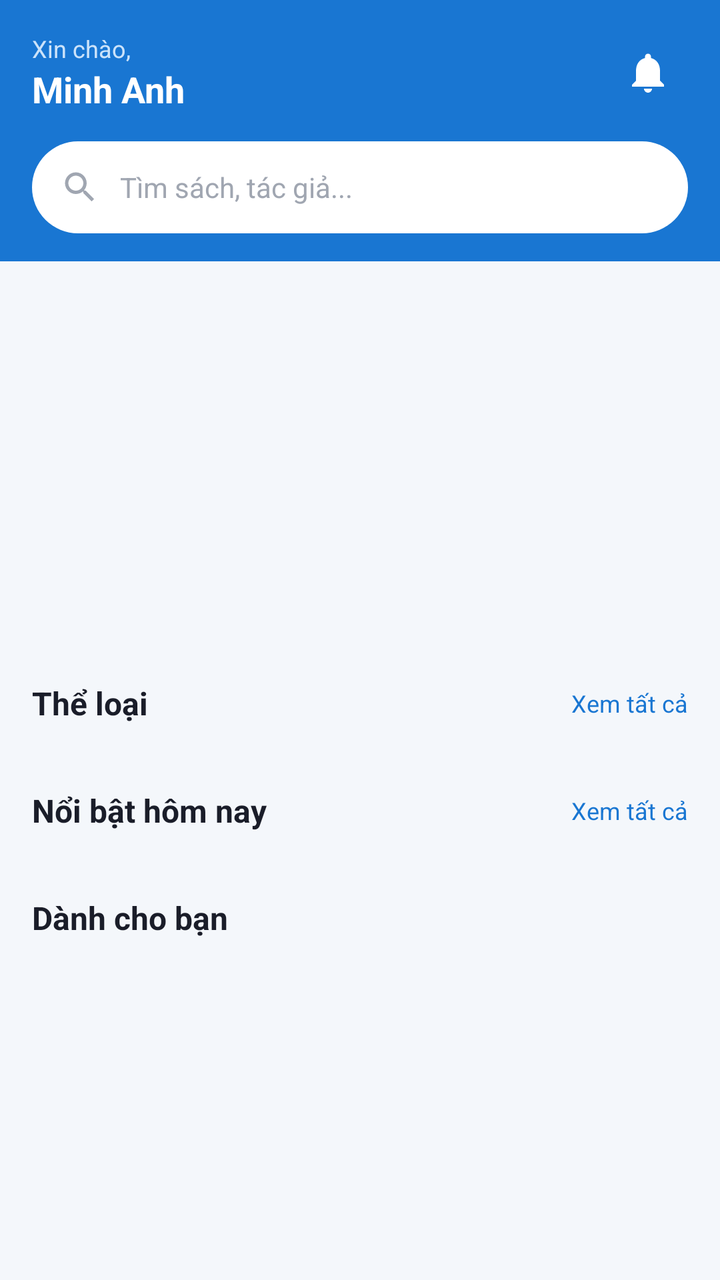
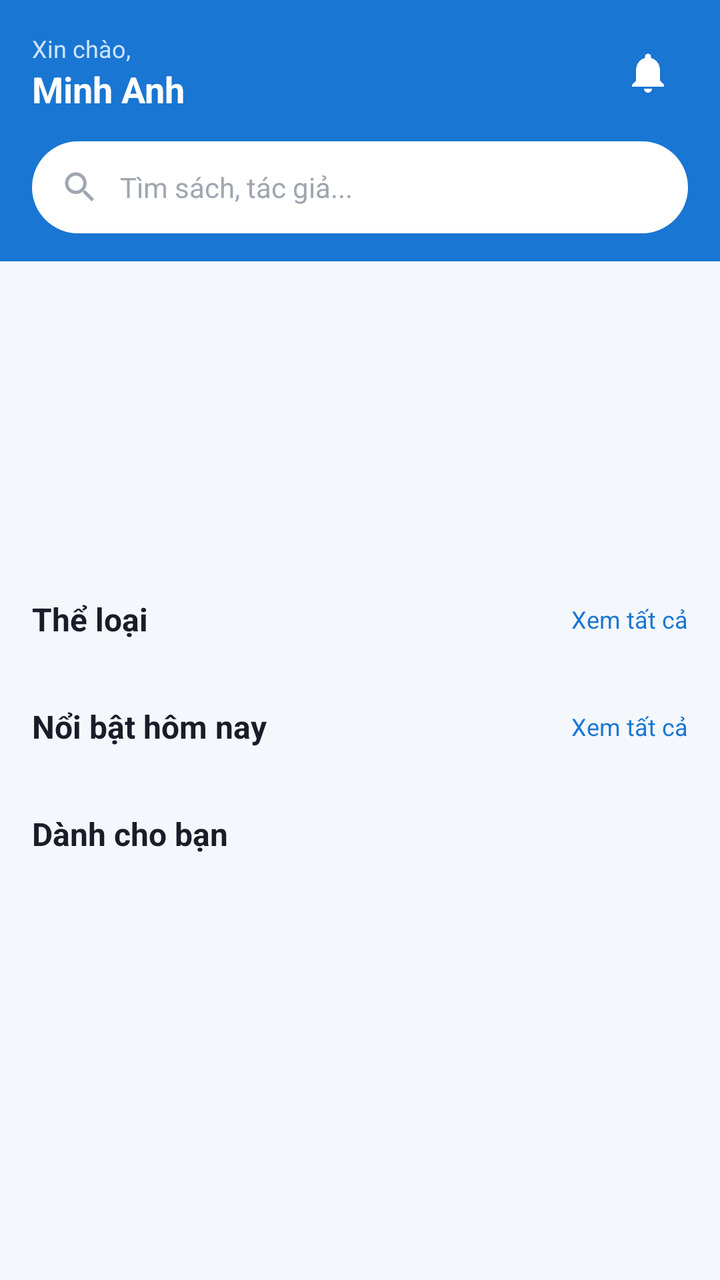

Screens rendered from an Android XML layout before and after an edit, with the pre-edit source and the edit as a unified diff.
<!-- AndroidManifest.xml: application theme Theme.BookApp -->
<!-- res/layout/fragment_home.xml -->
<?xml version="1.0" encoding="utf-8"?>
<androidx.coordinatorlayout.widget.CoordinatorLayout xmlns:android="http://schemas.android.com/apk/res/android"
    xmlns:app="http://schemas.android.com/apk/res-auto"
    android:layout_width="match_parent"
    android:layout_height="match_parent"
    android:background="@color/background">

    <com.google.android.material.appbar.AppBarLayout
        android:id="@+id/app_bar"
        android:layout_width="match_parent"
        android:layout_height="wrap_content"
        android:background="@color/primary"
        app:elevation="0dp">

        <com.google.android.material.appbar.CollapsingToolbarLayout
            android:layout_width="match_parent"
            android:layout_height="wrap_content"
            app:contentScrim="@color/primary"
            app:layout_scrollFlags="scroll|enterAlwaysCollapsed|snap">

            <LinearLayout
                android:layout_width="match_parent"
                android:layout_height="wrap_content"
                android:orientation="vertical"
                android:paddingHorizontal="16dp"
                android:paddingTop="16dp"
                android:paddingBottom="14dp">

                <LinearLayout
                    android:layout_width="match_parent"
                    android:layout_height="wrap_content"
                    android:gravity="center_vertical"
                    android:orientation="horizontal">

                    <LinearLayout
                        android:layout_width="0dp"
                        android:layout_height="wrap_content"
                        android:layout_weight="1"
                        android:orientation="vertical">

                        <TextView
                            android:id="@+id/tv_greeting"
                            android:layout_width="wrap_content"
                            android:layout_height="wrap_content"
                            android:text="Xin chào,"
                            android:textColor="#CCE3FA"
                            android:textSize="12sp" />

                        <TextView
                            android:id="@+id/tv_user_name"
                            android:layout_width="wrap_content"
                            android:layout_height="wrap_content"
                            android:text="Minh Anh"
                            android:textColor="@color/white"
                            android:textSize="18sp"
                            android:textStyle="bold" />
                    </LinearLayout>

                    <FrameLayout
                        android:layout_width="wrap_content"
                        android:layout_height="wrap_content">

                        <ImageButton
                            android:id="@+id/ib_notification"
                            android:layout_width="40dp"
                            android:layout_height="40dp"
                            android:background="?attr/selectableItemBackgroundBorderless"
                            android:src="@drawable/ic_bell"
                            app:tint="@color/white" />

                        <View
                            android:id="@+id/v_notification_dot"
                            android:layout_width="10dp"
                            android:layout_height="10dp"
                            android:layout_gravity="top|end"
                            android:layout_marginTop="8dp"
                            android:layout_marginEnd="8dp"
                            android:background="@drawable/bg_red_dot"
                            android:visibility="gone" />
                    </FrameLayout>
                </LinearLayout>

                
                <LinearLayout
                    android:id="@+id/ll_search_bar"
                    android:layout_width="match_parent"
                    android:layout_height="46dp"
                    android:layout_marginTop="14dp"
                    android:background="@drawable/bg_search_bar"
                    android:gravity="center_vertical"
                    android:orientation="horizontal"
                    android:paddingHorizontal="14dp">

                    <ImageView
                        android:layout_width="20dp"
                        android:layout_height="20dp"
                        android:src="@drawable/ic_search"
                        app:tint="@color/text_hint" />

                    <TextView
                        android:id="@+id/tv_search_hint"
                        android:layout_width="0dp"
                        android:layout_height="wrap_content"
                        android:layout_marginStart="10dp"
                        android:layout_weight="1"
                        android:text="Tìm sách, tác giả..."
                        android:textColor="@color/text_hint"
                        android:textSize="14sp" />
                </LinearLayout>
            </LinearLayout>
        </com.google.android.material.appbar.CollapsingToolbarLayout>
    </com.google.android.material.appbar.AppBarLayout>

    <androidx.core.widget.NestedScrollView
        android:layout_width="match_parent"
        android:layout_height="match_parent"
        app:layout_behavior="@string/appbar_scrolling_view_behavior">

        <LinearLayout
            android:layout_width="match_parent"
            android:layout_height="wrap_content"
            android:orientation="vertical"
            android:paddingBottom="24dp">

            
            <androidx.viewpager2.widget.ViewPager2
                android:id="@+id/vp_banner"
                android:layout_width="match_parent"
                android:layout_height="150dp"
                android:layout_marginTop="16dp"
                android:layout_marginHorizontal="16dp" />

            <com.google.android.material.tabs.TabLayout
                android:id="@+id/tab_banner_indicator"
                android:layout_width="wrap_content"
                android:layout_height="16dp"
                android:layout_gravity="center_horizontal"
                android:layout_marginTop="8dp"
                android:background="@android:color/transparent"
                app:tabBackground="@drawable/tab_indicator_selector"
                app:tabGravity="center"
                app:tabIndicatorHeight="0dp"
                app:tabMaxWidth="12dp"
                app:tabMinWidth="12dp"
                app:tabPaddingEnd="2dp"
                app:tabPaddingStart="2dp" />

            
            <LinearLayout
                android:layout_width="match_parent"
                android:layout_height="wrap_content"
                android:layout_marginTop="20dp"
                android:layout_marginHorizontal="16dp"
                android:gravity="center_vertical"
                android:orientation="horizontal">

                <TextView
                    android:layout_width="0dp"
                    android:layout_height="wrap_content"
                    android:layout_weight="1"
                    android:text="Thể loại"
                    android:textColor="@color/text_primary"
                    android:textSize="16sp"
                    android:textStyle="bold" />

                <TextView
                    android:id="@+id/tv_see_all_category"
                    android:layout_width="wrap_content"
                    android:layout_height="wrap_content"
                    android:text="Xem tất cả"
                    android:textColor="@color/primary"
                    android:textSize="12sp" />
            </LinearLayout>

            <androidx.recyclerview.widget.RecyclerView
                android:id="@+id/rv_categories"
                android:layout_width="match_parent"
                android:layout_height="wrap_content"
                android:layout_marginTop="10dp"
                android:clipToPadding="false"
                android:orientation="horizontal"
                android:paddingHorizontal="16dp"
                app:layoutManager="androidx.recyclerview.widget.LinearLayoutManager" />

            
            <LinearLayout
                android:layout_width="match_parent"
                android:layout_height="wrap_content"
                android:layout_marginTop="22dp"
                android:layout_marginHorizontal="16dp"
                android:gravity="center_vertical"
                android:orientation="horizontal">

                <TextView
                    android:layout_width="0dp"
                    android:layout_height="wrap_content"
                    android:layout_weight="1"
                    android:text="Nổi bật hôm nay"
                    android:textColor="@color/text_primary"
                    android:textSize="16sp"
                    android:textStyle="bold" />

                <TextView
                    android:id="@+id/tv_see_all_featured"
                    android:layout_width="wrap_content"
                    android:layout_height="wrap_content"
                    android:text="Xem tất cả"
                    android:textColor="@color/primary"
                    android:textSize="12sp" />
            </LinearLayout>

            <androidx.recyclerview.widget.RecyclerView
                android:id="@+id/rv_featured_books"
                android:layout_width="match_parent"
                android:layout_height="wrap_content"
                android:layout_marginTop="10dp"
                android:clipToPadding="false"
                android:orientation="horizontal"
                android:paddingHorizontal="16dp"
                app:layoutManager="androidx.recyclerview.widget.LinearLayoutManager" />

            
            <TextView
                android:layout_width="match_parent"
                android:layout_height="wrap_content"
                android:layout_marginTop="22dp"
                android:layout_marginHorizontal="16dp"
                android:text="Dành cho bạn"
                android:textColor="@color/text_primary"
                android:textSize="16sp"
                android:textStyle="bold" />

            <androidx.recyclerview.widget.RecyclerView
                android:id="@+id/rv_all_books"
                android:layout_width="match_parent"
                android:layout_height="wrap_content"
                android:layout_marginTop="10dp"
                android:layout_marginHorizontal="12dp"
                android:nestedScrollingEnabled="false"
                app:layoutManager="androidx.recyclerview.widget.GridLayoutManager"
                app:spanCount="2" />

            
            <LinearLayout
                android:id="@+id/ll_empty_state"
                android:layout_width="match_parent"
                android:layout_height="wrap_content"
                android:layout_marginTop="40dp"
                android:gravity="center"
                android:orientation="vertical"
                android:visibility="gone">

                <ImageView
                    android:layout_width="96dp"
                    android:layout_height="96dp"
                    android:src="@drawable/ic_empty_box"
                    app:tint="@color/text_hint" />

                <TextView
                    android:layout_width="wrap_content"
                    android:layout_height="wrap_content"
                    android:layout_marginTop="12dp"
                    android:text="Chưa có sách nào"
                    android:textColor="@color/text_secondary"
                    android:textSize="14sp" />
            </LinearLayout>

        </LinearLayout>
    </androidx.core.widget.NestedScrollView>

    
    <ProgressBar
        android:id="@+id/pb_loading"
        android:layout_width="wrap_content"
        android:layout_height="wrap_content"
        android:layout_gravity="center"
        android:indeterminateTint="@color/primary"
        android:visibility="gone" />

</androidx.coordinatorlayout.widget.CoordinatorLayout>
<!-- resources referenced by this layout -->
<resources>
  <color name="background">#F4F7FB</color>
  <color name="primary">#1976D2</color>
  <color name="text_hint">#A0A6B1</color>
  <color name="text_primary">#1A1D29</color>
  <color name="text_secondary">#6B7280</color>
  <color name="white">#FFFFFF</color>
  <!-- drawable bg_red_dot (drawable) -->
  <?xml version="1.0" encoding="utf-8"?>
  <shape xmlns:android="http://schemas.android.com/apk/res/android"
      android:shape="oval">
      <solid android:color="#F44336" />
      <stroke android:width="1dp" android:color="@android:color/white"/>
  </shape>
  <!-- drawable bg_search_bar (drawable) -->
  <?xml version="1.0" encoding="utf-8"?>
  <shape xmlns:android="http://schemas.android.com/apk/res/android" android:shape="rectangle">
      <solid android:color="@color/surface" />
      <corners android:radius="23dp" />
  </shape>
  <!-- drawable ic_bell (drawable) -->
  <?xml version="1.0" encoding="utf-8"?>
  <vector xmlns:android="http://schemas.android.com/apk/res/android"
      android:width="24dp"
      android:height="24dp"
      android:viewportWidth="24"
      android:viewportHeight="24"
      android:tint="?attr/colorControlNormal">
      <path
          android:fillColor="#FF000000"
          android:pathData="M12,22c1.1,0 2,-0.9 2,-2h-4c0,1.1 0.89,2 2,2zM18,16v-5c0,-3.07 -1.64,-5.64 -4.5,-6.32L13.5,4c0,-0.83 -0.67,-1.5 -1.5,-1.5s-1.5,0.67 -1.5,1.5v0.68C7.63,5.36 6,7.92 6,11v5l-2,2v1h16v-1z"/>
  </vector>
  <!-- drawable ic_search (drawable) -->
  <?xml version="1.0" encoding="utf-8"?>
  <vector xmlns:android="http://schemas.android.com/apk/res/android"
      android:width="24dp"
      android:height="24dp"
      android:viewportWidth="24"
      android:viewportHeight="24"
      android:tint="?attr/colorControlNormal">
      <path
          android:fillColor="#FF000000"
          android:pathData="M15.5,14h-0.79l-0.28,-0.27C15.41,12.59 16,11.11 16,9.5 16,5.91 13.09,3 9.5,3S3,5.91 3,9.5 5.91,16 9.5,16c1.61,0 3.09,-0.59 4.23,-1.57l0.27,0.28v0.79l5,4.99L20.49,19zM9.5,14C7.01,14 5,11.99 5,9.5S7.01,5 9.5,5 14,7.01 14,9.5 11.99,14 9.5,14z"/>
  </vector>
  <!-- drawable tab_indicator_selector (drawable) -->
  <?xml version="1.0" encoding="utf-8"?>
  <selector xmlns:android="http://schemas.android.com/apk/res/android">
      <item android:drawable="@drawable/tab_dot_selected" android:state_selected="true" />
      <item android:drawable="@drawable/tab_dot_unselected" />
  </selector>
  <style name="Theme.BookApp" parent="Theme.MaterialComponents.DayNight.NoActionBar">
          
          <item name="colorPrimary">@color/primary</item>
          
          <item name="colorPrimaryDark">@color/primary_dark</item>
          
          <item name="colorAccent">@color/accent_price</item>
  
          
          <item name="android:windowBackground">@color/background</item>
          
          <item name="android:textColorPrimary">@color/text_primary</item>
          
          <item name="android:textColorHint">@color/text_hint</item>
      </style>
  <color name="surface">#FFFFFF</color>
  <!-- drawable tab_dot_selected (drawable) -->
  <?xml version="1.0" encoding="utf-8"?>
  <layer-list xmlns:android="http://schemas.android.com/apk/res/android">
      <item android:gravity="center">
          <shape android:shape="oval">
              <solid android:color="@color/primary" />
              <size android:width="7dp" android:height="7dp" />
          </shape>
      </item>
  </layer-list>
  <!-- drawable tab_dot_unselected (drawable) -->
  <?xml version="1.0" encoding="utf-8"?>
  <layer-list xmlns:android="http://schemas.android.com/apk/res/android">
      <item android:gravity="center">
          <shape android:shape="oval">
              <solid android:color="@color/divider" />
              <size android:width="7dp" android:height="7dp" />
          </shape>
      </item>
  </layer-list>
  <color name="primary_dark">#0D47A1</color>
  <color name="accent_price">#FF7A00</color>
  <color name="divider">#E5E9F0</color>
  <!-- unchanged entries left out for length: 1 -->
</resources>

<!-- the commit's change to res/layout/fragment_home.xml (unified diff, before → after) -->
@@ -123,12 +123,22 @@
             android:paddingBottom="24dp">
 
             
-            <androidx.viewpager2.widget.ViewPager2
-                android:id="@+id/vp_banner"
-                android:layout_width="match_parent"
-                android:layout_height="150dp"
+            <androidx.constraintlayout.widget.ConstraintLayout
+                android:layout_width="match_parent"
+                android:layout_height="wrap_content"
                 android:layout_marginTop="16dp"
-                android:layout_marginHorizontal="16dp" />
+                android:layout_marginHorizontal="16dp">
+
+                <androidx.viewpager2.widget.ViewPager2
+                    android:id="@+id/vp_banner"
+                    android:layout_width="0dp"
+                    android:layout_height="0dp"
+                    app:layout_constraintTop_toTopOf="parent"
+                    app:layout_constraintBottom_toBottomOf="parent"
+                    app:layout_constraintStart_toStartOf="parent"
+                    app:layout_constraintEnd_toEndOf="parent"
+                    app:layout_constraintDimensionRatio="891:293" />
+            </androidx.constraintlayout.widget.ConstraintLayout>
 
             <com.google.android.material.tabs.TabLayout
                 android:id="@+id/tab_banner_indicator"
